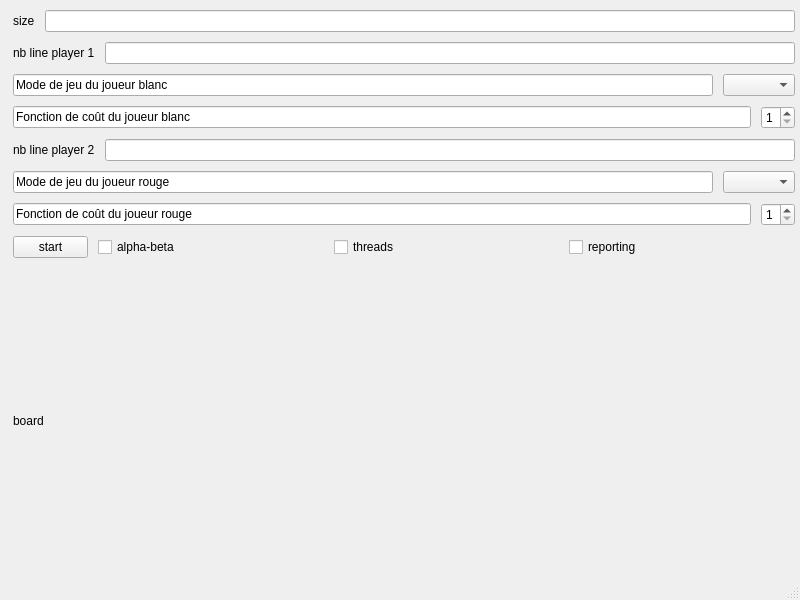
Old version of the form qt/checkers/mainwindow.ui in the repository romaincarlsen/EtudesPratiques.
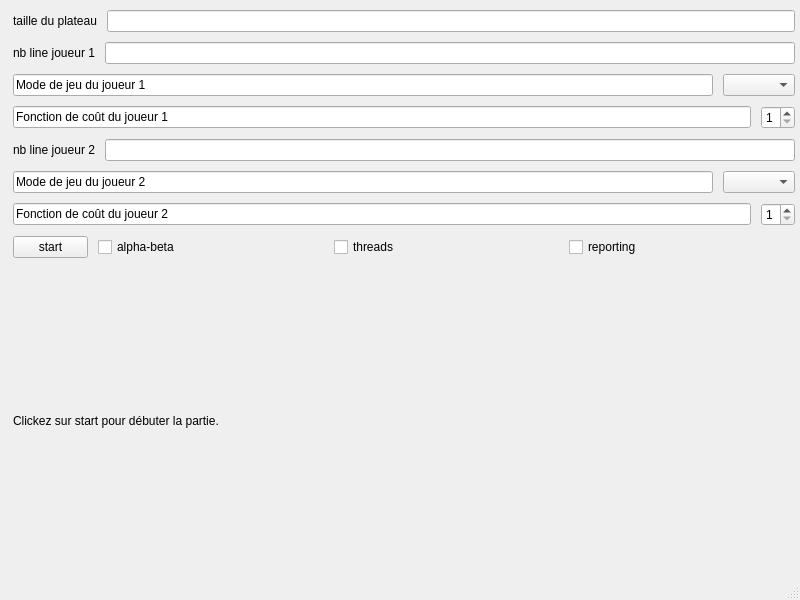
New version of the form.

```diff
--- a/qt/checkers/mainwindow.ui
+++ b/qt/checkers/mainwindow.ui
@@ -152,7 +152,7 @@
         <item>
          <widget class="QLabel" name="size_l">
           <property name="text">
-           <string>size</string>
+           <string>taille du plateau</string>
           </property>
          </widget>
         </item>
@@ -166,7 +166,7 @@
         <item>
          <widget class="QLabel" name="nbLineP1_l">
           <property name="text">
-           <string>nb line player 1</string>
+           <string>nb line joueur 1</string>
           </property>
          </widget>
         </item>
@@ -186,7 +186,7 @@
            </size>
           </property>
           <property name="text">
-           <string>Mode de jeu du joueur blanc</string>
+           <string>Mode de jeu du joueur 1</string>
           </property>
           <property name="readOnly">
            <bool>true</bool>
@@ -203,7 +203,7 @@
         <item>
          <widget class="QLineEdit" name="lineEdit_4">
           <property name="text">
-           <string>Fonction de coût du joueur blanc</string>
+           <string>Fonction de coût du joueur 1</string>
           </property>
           <property name="readOnly">
            <bool>true</bool>
@@ -233,7 +233,7 @@
         <item>
          <widget class="QLabel" name="nbLineP2_l">
           <property name="text">
-           <string>nb line player 2</string>
+           <string>nb line joueur 2</string>
           </property>
          </widget>
         </item>
@@ -253,7 +253,7 @@
            </size>
           </property>
           <property name="text">
-           <string>Mode de jeu du joueur rouge</string>
+           <string>Mode de jeu du joueur 2</string>
           </property>
           <property name="readOnly">
            <bool>true</bool>
@@ -270,7 +270,7 @@
         <item>
          <widget class="QLineEdit" name="lineEdit_3">
           <property name="text">
-           <string>Fonction de coût du joueur rouge</string>
+           <string>Fonction de coût du joueur 2</string>
           </property>
           <property name="readOnly">
            <bool>true</bool>
@@ -336,7 +336,7 @@
       <item>
        <widget class="QLabel" name="board_l">
         <property name="text">
-         <string>board</string>
+         <string>Clickez sur start pour débuter la partie.</string>
         </property>
        </widget>
       </item>
```
